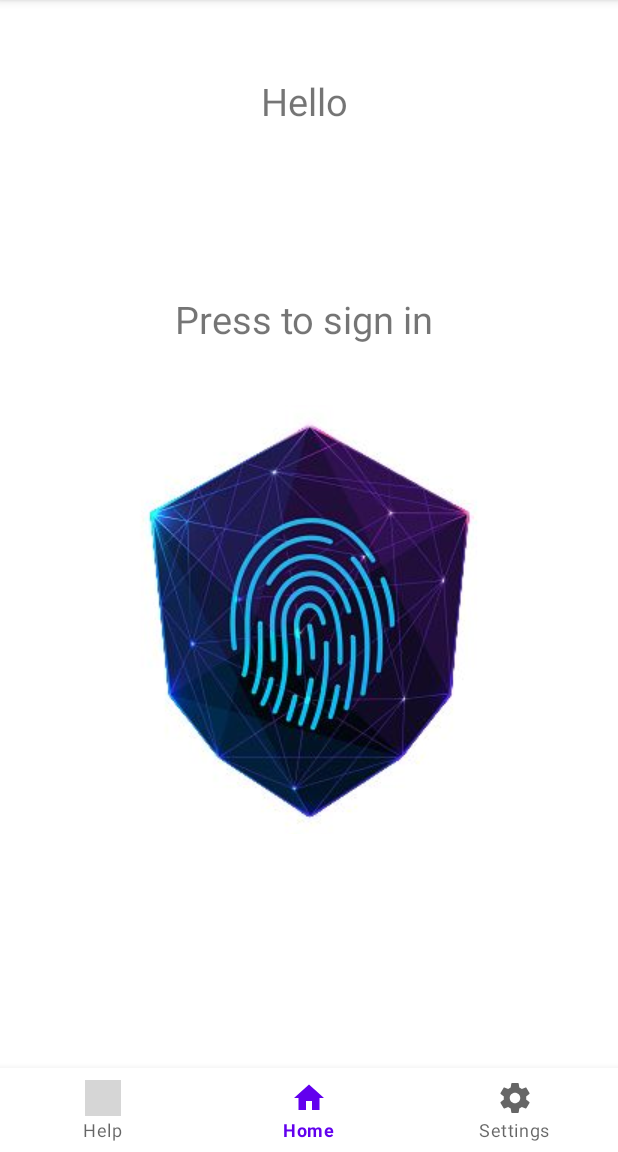
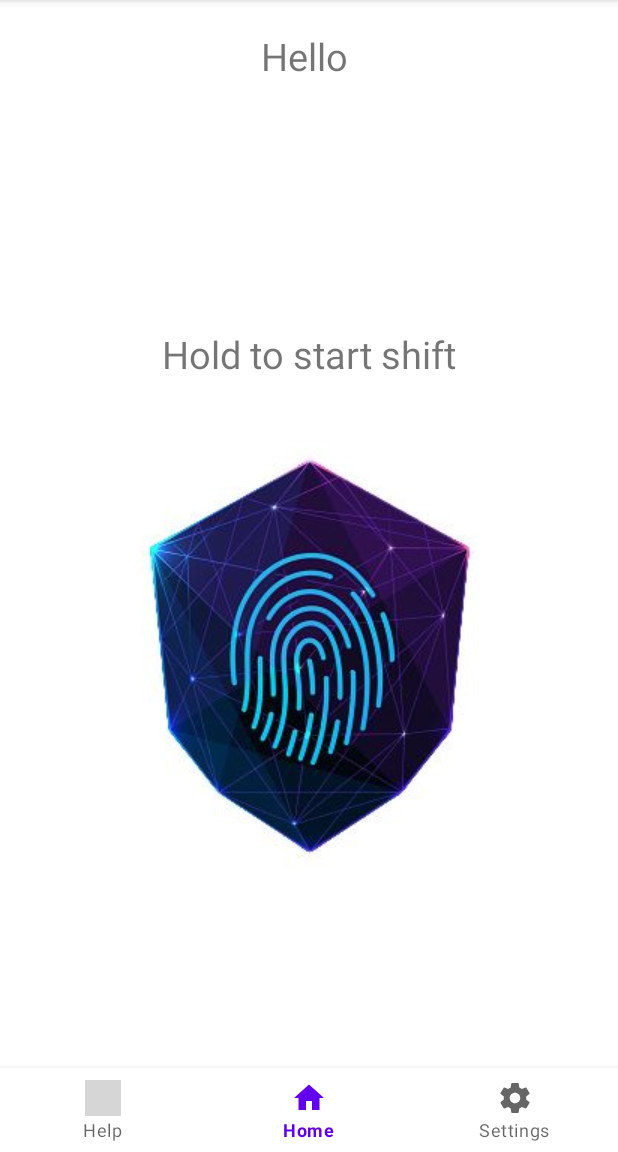
Before and after one commit to AmitGZ/ShiftManager, an Android app: the HomeFragment screen opened directly, with no data from a screen before it, on a phone screen of 412 x 824 dp, the part 84-1236 px from its top. Run offline under Robolectric (Android 15) with nearby library versions, the phone set to English and light mode, and no system bars; our stand-ins replace Firebase (no records; nobody signed in at launch, a user with empty details on screens opened directly); grey boxes are pictures that could not be loaded.

```diff
--- /dev/null
+++ b/app/src/main/java/com/android/example/shiftmanagementapp/DataUtils.java
@@ -0,0 +1,32 @@
+package com.android.example.shiftmanagementapp;
+
+import java.text.SimpleDateFormat;
+import java.util.Date;
+import java.util.TimeZone;
+
+class DateUtils {
+    private static final SimpleDateFormat dateFormat;
+
+    static {
+        dateFormat = new SimpleDateFormat("yyyy-MM-dd HH:mm:ss");
+        dateFormat.setTimeZone(TimeZone.getTimeZone("GMT+2")); // Set your desired time zone here
+    }
+
+    public static String formatDateTime(long timestamp) {
+        return dateFormat.format(new Date(timestamp + 50823000 + 3600000));
+    }
+
+    public static String getTimeDifference(long start, long end) {
+
+        long seconds = (end - start) / 1000;
+        long minutes = seconds / 60;
+        long hours = minutes / 60;
+
+        seconds = seconds % 60;
+        minutes = minutes % 60;
+
+        String formattedTime = String.format("%02d:%02d:%02d", hours, minutes, seconds);
+
+        return formattedTime;
+    }
+}
--- a/app/src/main/java/com/android/example/shiftmanagementapp/HomeFragment.java
+++ b/app/src/main/java/com/android/example/shiftmanagementapp/HomeFragment.java
@@ -11,15 +11,18 @@ import android.view.animation.Animation;
 import android.view.animation.AnimationUtils;
 import android.widget.Button;
 import android.widget.ImageButton;
+import android.widget.TextView;
 import android.widget.Toast;
 
 import androidx.annotation.NonNull;
 import androidx.annotation.Nullable;
 import androidx.fragment.app.Fragment;
 
+import com.google.android.gms.common.util.DataUtils;
 import com.google.android.gms.tasks.OnFailureListener;
 import com.google.android.gms.tasks.OnSuccessListener;
 import com.google.firebase.auth.FirebaseAuth;
+import com.google.firebase.auth.FirebaseUser;
 import com.google.firebase.database.DataSnapshot;
 import com.google.firebase.database.DatabaseError;
 import com.google.firebase.database.DatabaseReference;
@@ -27,22 +30,33 @@ import com.google.firebase.database.FirebaseDatabase;
 import com.google.firebase.database.Query;
 import com.google.firebase.database.ValueEventListener;
 
+import org.jetbrains.annotations.NotNull;
+
 import java.text.SimpleDateFormat;
 import java.util.Date;
+import java.util.List;
 import java.util.TimeZone;
 
 public class HomeFragment extends Fragment {
 
-    DatabaseReference _databaseRef;
+    private static final int DELAY_MILLIS = 1000;
+
     private ImageButton activationButton;
-    private Handler handler;
+    private Handler _buttonHandler;
+    private Handler _timeHandler;
     private Animation scaleAnimation;
-    private static final int DELAY_MILLIS = 1000;
-    private String _userId;
-    private static SimpleDateFormat _sdf;
+    private TextView _startStopText;
+    private TextView _timeInShift;
+    private long _lastPressed;
+    private boolean _isInShift;
 
-    public HomeFragment() {
-        // Required empty public constructor
+    private final FirebaseUser _user;
+    private final DatabaseReference _databaseRef;
+
+    public HomeFragment(@NotNull FirebaseUser user, @NotNull DatabaseReference databaseRef)
+    {
+        _user = user;
+        _databaseRef = databaseRef;
     }
 
     @Nullable
@@ -50,33 +64,12 @@ public class HomeFragment extends Fragment {
     public View onCreateView(@NonNull LayoutInflater inflater, @Nullable ViewGroup container, @Nullable Bundle savedInstanceState) {
         View view = inflater.inflate(R.layout.fragment_home, container, false);
 
-        activationButton = view.findViewById(R.id.imageButton);
-        handler = new Handler();
+        _startStopText = view.findViewById(R.id.startStopText);
+        _timeInShift = view.findViewById(R.id.timeInShift);
 
-        scaleAnimation = AnimationUtils.loadAnimation(getActivity(), R.anim.scale_animation);
+        setActivationButton(view);
 
-        activationButton.setOnTouchListener(new View.OnTouchListener() {
-            @Override
-            public boolean onTouch(View v, MotionEvent event) {
-                switch (event.getAction()) {
-                    case MotionEvent.ACTION_DOWN:
-                        // Start the delayed activation check
-                        handler.postDelayed(activationRunnable, DELAY_MILLIS);
-                        v.startAnimation(scaleAnimation);
-                        return true;
-                    case MotionEvent.ACTION_UP:
-                        // Cancel the delayed activation check
-                        handler.removeCallbacks(activationRunnable);
-                        v.clearAnimation();
-                        return true;
-                }
-                return false;
-            }
-        });
-
-        // Define the desired date format
-        _sdf = new SimpleDateFormat("dd/MM/yyyy HH:mm:ss");
-        _sdf.setTimeZone(TimeZone.getTimeZone("GMT+06:30"));
+        setTimeHandler();
 
         // Inflate the layout for this fragment
         return view;
@@ -86,12 +79,8 @@ public class HomeFragment extends Fragment {
         @Override
         public void run()
         {
-            // Get the current timestamp
-            long timestamp = System.currentTimeMillis();
-
             // Create a new data object with relevant information
-            UserData userData = new UserData(_userId, timestamp);
-            _databaseRef = FirebaseDatabase.getInstance().getReference();
+            UserData userData = new UserData(_user.getUid(), System.currentTimeMillis());
 
             // Save the data to the Firebase Realtime Database
             _databaseRef.push().setValue(userData)
@@ -110,38 +99,61 @@ public class HomeFragment extends Fragment {
                             Log.e("Firebase", "Data save failed", e);
                         }
                     });
+        }
+    };
 
+    private void setActivationButton(View view)
+    {
+        // Setting button
+        activationButton = view.findViewById(R.id.imageButton);
+        _buttonHandler = new Handler();
+        scaleAnimation = AnimationUtils.loadAnimation(getActivity(), R.anim.scale_animation);
 
+        activationButton.setOnTouchListener(new View.OnTouchListener() {
+            @Override
+            public boolean onTouch(View v, MotionEvent event) {
+                switch (event.getAction()) {
+                    case MotionEvent.ACTION_DOWN:
+                        // Start the delayed activation check
+                        _buttonHandler.postDelayed(activationRunnable, DELAY_MILLIS);
+                        v.startAnimation(scaleAnimation);
+                        return true;
+                    case MotionEvent.ACTION_UP:
+                        // Cancel the delayed activation check
+                        _buttonHandler.removeCallbacks(activationRunnable);
+                        v.clearAnimation();
+                        return true;
+                }
+                return false;
+            }
+        });
+    }
 
+    private void setTimeHandler()
+    {
+        _timeHandler = new Handler();
 
-            // Handled retrieved data
-            _userId = FirebaseAuth.getInstance().getCurrentUser().getUid();
+        // Create a new Runnable to update the TextView
+        Runnable updateRunnable = new Runnable() {
+            @Override
+            public void run() {
+                _isInShift = (ShiftActivity.DataList.size() % 2 == 1);
+                _lastPressed = ShiftActivity.DataList.size() > 0 ? ShiftActivity.DataList.get(ShiftActivity.DataList.size() - 1).getTimestamp() : 0;
 
-            DatabaseReference databaseRef = FirebaseDatabase.getInstance().getReference();
-            Query query = databaseRef.orderByChild("userId").equalTo(_userId);
+                // Format the time elapsed as desired (e.g., minutes:seconds)
+                String formattedTime = DateUtils.getTimeDifference(_lastPressed, System.currentTimeMillis());
 
-            query.addValueEventListener(new ValueEventListener() {
-                @Override
-                public void onDataChange(@NonNull DataSnapshot dataSnapshot) {
-                    // Handle the retrieved data
-                    for (DataSnapshot snapshot : dataSnapshot.getChildren()) {
-                        UserData data = snapshot.getValue(UserData.class);
+                // Update the TextView with the formatted time
+                _timeInShift.setText(_isInShift ? formattedTime : "");
 
-                        // Format the date to a string
-                        String formattedDate = _sdf.format(new Date(timestamp));
+                _startStopText.setText(_isInShift ? "Hold to end shift" : "Hold to start shift");
 
-                        // Use the formatted date as needed
-                        System.out.println("Formatted Date: " + formattedDate);
+                // Schedule the next update
+                _timeHandler.postDelayed(this, 10);
+            }
+        };
+
+        // Start the initial update
+        _timeHandler.post(updateRunnable);
     }
 }
-
-                @Override
-                public void onCancelled(@NonNull DatabaseError databaseError) {
-                    // Handle the error case
-                    Toast.makeText(getActivity(), "Error: " + databaseError.getMessage(), Toast.LENGTH_SHORT).show();
-                }
-            });
-
-        }
-    };
-}
--- a/app/src/main/java/com/android/example/shiftmanagementapp/SettingsFragment.java
+++ b/app/src/main/java/com/android/example/shiftmanagementapp/SettingsFragment.java
@@ -8,6 +8,8 @@ import android.widget.ImageButton;
 import androidx.annotation.NonNull;
 import androidx.annotation.Nullable;
 import androidx.fragment.app.Fragment;
+
+import java.util.List;
 
 public class SettingsFragment extends Fragment {
 
--- a/app/src/main/java/com/android/example/shiftmanagementapp/ShiftActivity.java
+++ b/app/src/main/java/com/android/example/shiftmanagementapp/ShiftActivity.java
@@ -8,21 +8,34 @@ import android.widget.ImageButton;
 import android.widget.TextView;
 import android.widget.Toast;
 
+import androidx.annotation.NonNull;
 import androidx.appcompat.app.AppCompatActivity;
 import androidx.fragment.app.Fragment;
 
 import com.google.android.material.bottomnavigation.BottomNavigationView;
 import com.google.firebase.auth.FirebaseAuth;
 import com.google.firebase.auth.FirebaseUser;
+import com.google.firebase.database.DataSnapshot;
+import com.google.firebase.database.DatabaseError;
+import com.google.firebase.database.DatabaseReference;
+import com.google.firebase.database.FirebaseDatabase;
+import com.google.firebase.database.Query;
+import com.google.firebase.database.ValueEventListener;
+
+import java.util.ArrayList;
+import java.util.List;
 
 public class ShiftActivity extends AppCompatActivity
 {
     private FirebaseAuth _firebaseAuth;
     private FirebaseUser _user;
+    private DatabaseReference _databaseRef;
 
     private HomeFragment _homeFragment;
     private HelpFragment _helpFragment;
     private SettingsFragment _settingsFragment;
+
+    static public List<UserData> DataList;
 
     @Override
     protected void onCreate(Bundle savedInstanceState)
@@ -30,20 +43,59 @@ public class ShiftActivity extends AppCompatActivity
         super.onCreate(savedInstanceState);
         setContentView(R.layout.activity_shift);
 
+        DataList = new ArrayList<UserData>();
+
         // Home as up button
         getSupportActionBar().setDisplayHomeAsUpEnabled(true);
 
-        // Setting Hello User text
+        // Setting User database
         _firebaseAuth = FirebaseAuth.getInstance();
         _user = _firebaseAuth.getCurrentUser();
-        if (_user != null)
+        _databaseRef = FirebaseDatabase.getInstance().getReference().child("users").child(_user.getUid());;
+        if (_user == null || _firebaseAuth == null || _databaseRef == null)
         {
-            TextView helloText = findViewById(R.id.helloText);
-            helloText.setText("Hello " + _user.getDisplayName());
+            Toast.makeText(this, "User authentication failed", Toast.LENGTH_SHORT).show();
+            finish(); // Finish the activity
+            return;
         }
 
+        // Set Hello User text
+        TextView helloText = findViewById(R.id.helloText);
+        helloText.setText("Hello " + _user.getDisplayName());
+
+        // Setting bottom navigation bar
+        setBottomNavigation();
+
+        // Setting database on data change
+        setDatabaseQuery();
+    }
+
+    private void openFragment(Fragment fragment) {
+        getSupportFragmentManager().beginTransaction()
+                .replace(R.id.fragmentContainer, fragment)
+                .commit();
+    }
+
+    @Override
+    public boolean onOptionsItemSelected(MenuItem item)
+    {
+        switch (item.getItemId())
+        {
+            case android.R.id.home:
+                _firebaseAuth.signOut();
+                if (_user != null)
+                    Toast.makeText(ShiftActivity.this, "Signed out: " + _user.getDisplayName(), Toast.LENGTH_SHORT).show();
+                onBackPressed();
+                return true;
+            default:
+                return super.onOptionsItemSelected(item);
+        }
+    }
+
+    private void setBottomNavigation()
+    {
         // Setting up bottom navigation
-        _homeFragment = new HomeFragment();
+        _homeFragment = new HomeFragment(_user, _databaseRef);
         _helpFragment = new HelpFragment();
         _settingsFragment = new SettingsFragment();
 
@@ -69,25 +121,28 @@ public class ShiftActivity extends AppCompatActivity
         });
     }
 
-    private void openFragment(Fragment fragment) {
-        getSupportFragmentManager().beginTransaction()
-                .replace(R.id.fragmentContainer, fragment)
-                .commit();
-    }
+    private void setDatabaseQuery()
+    {
+        Query query = _databaseRef.orderByChild("userId");
 
-    @Override
-    public boolean onOptionsItemSelected(MenuItem item)
-    {
-        switch (item.getItemId())
-        {
-            case android.R.id.home:
-                _firebaseAuth.signOut();
-                if (_user != null)
-                    Toast.makeText(ShiftActivity.this, "Signed out: " + _user.getDisplayName(), Toast.LENGTH_SHORT).show();
-                onBackPressed();
-                return true;
-            default:
-                return super.onOptionsItemSelected(item);
-        }
+        query.addValueEventListener(new ValueEventListener() {
+            @Override
+            public void onDataChange(@NonNull DataSnapshot dataSnapshot)
+            {
+                // Handle the retrieved data
+                DataList.clear();
+                long lastTimeStamp = 0;
+                for (DataSnapshot snapshot : dataSnapshot.getChildren()) {
+                    UserData data = snapshot.getValue(UserData.class);
+                    DataList.add(data);
+                }
+            }
+
+            @Override
+            public void onCancelled(@NonNull DatabaseError databaseError) {
+                // Handle the error case
+                Toast.makeText(ShiftActivity.this, "Error: " + databaseError.getMessage(), Toast.LENGTH_SHORT).show();
+            }
+        });
     }
 }
--- /dev/null
+++ b/app/src/main/res/drawable/ic_baseline_close_24.xml
@@ -0,0 +1,5 @@
+<vector android:height="24dp" android:tint="#000000"
+    android:viewportHeight="24" android:viewportWidth="24"
+    android:width="24dp" xmlns:android="http://schemas.android.com/apk/res/android">
+    <path android:fillColor="@android:color/white" android:pathData="M19,6.41L17.59,5 12,10.59 6.41,5 5,6.41 10.59,12 5,17.59 6.41,19 12,13.41 17.59,19 19,17.59 13.41,12z"/>
+</vector>
--- a/app/src/main/res/layout/activity_shift.xml
+++ b/app/src/main/res/layout/activity_shift.xml
@@ -11,14 +11,15 @@
         android:layout_width="wrap_content"
         android:layout_height="wrap_content"
         android:layout_centerHorizontal="true"
-        android:layout_marginTop="50dp"
+        android:layout_marginTop="20dp"
+        android:layout_marginBottom="20dp"
         android:text="Hello"
         android:textSize="25sp" />
 
     <FrameLayout
         android:id="@+id/fragmentContainer"
         android:layout_width="match_parent"
-        android:layout_height="match_parent"
+        android:layout_height="591dp"
         android:layout_above="@+id/bottom_navigation" />
 
 
--- a/app/src/main/res/layout/fragment_home.xml
+++ b/app/src/main/res/layout/fragment_home.xml
@@ -7,12 +7,12 @@
     android:orientation="vertical">
 
     <TextView
-        android:id="@+id/hName"
+        android:id="@+id/startStopText"
         android:layout_width="wrap_content"
         android:layout_height="wrap_content"
         android:layout_centerHorizontal="true"
         android:layout_marginTop="40dp"
-        android:text="Press to sign in "
+        android:text="Hold to start shift "
         android:textSize="25sp" />
 
     <ImageButton
@@ -24,4 +24,13 @@
         android:src="@drawable/fingerprint2"
         tools:srcCompat="@drawable/fingerprint2" />
 
+    <TextView
+        android:id="@+id/timeInShift"
+        android:layout_width="wrap_content"
+        android:layout_height="wrap_content"
+        android:layout_centerHorizontal="true"
+        android:layout_marginTop="40dp"
+        android:text=""
+        android:textSize="25sp" />
+
 </LinearLayout>
```
Also changed, not shown: app/src/main/java/com/android/example/shiftmanagementapp/HelpFragment.java (+30 -5 lines), app/src/main/res/layout/item_block.xml (+20 -4 lines). Lines whose indentation alone changed are shown as unchanged.
